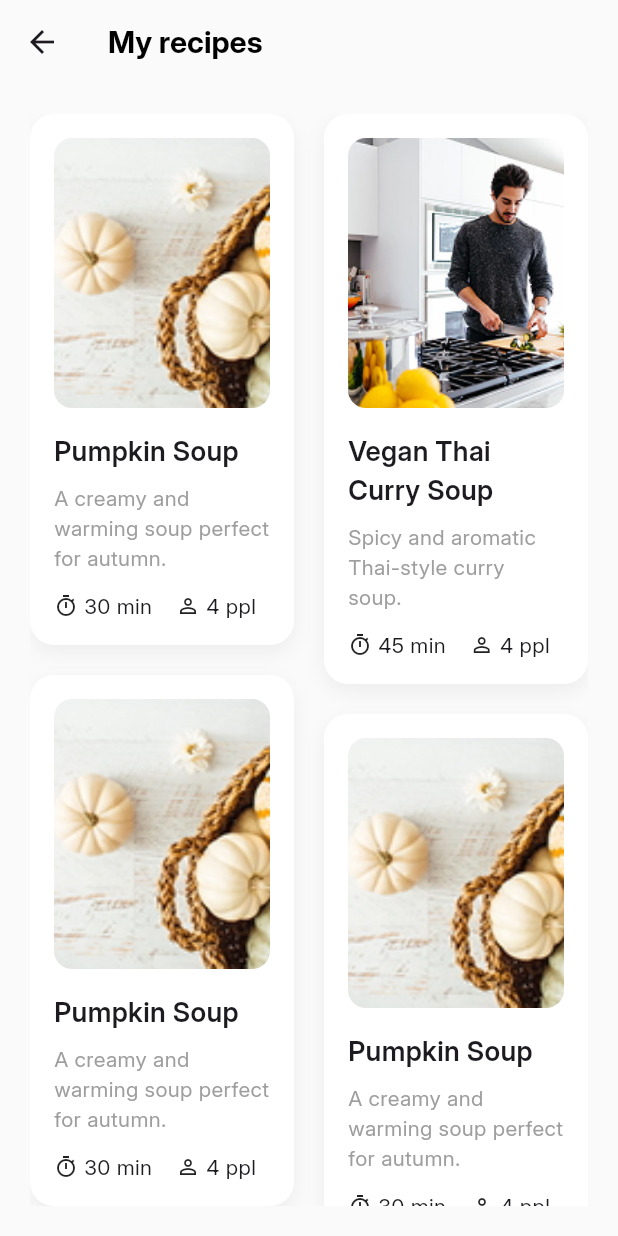
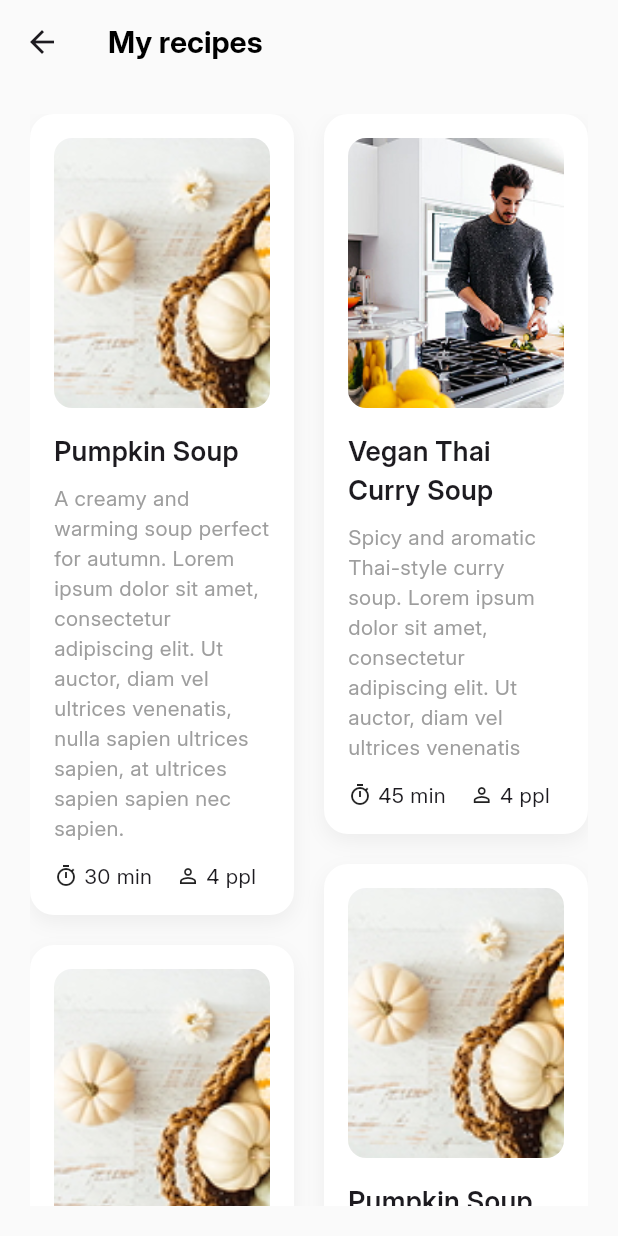
Before and after one commit to rsanjuan87/MobileCookingApp, a Flutter app: the RecipesListScreen screen opened directly, on a phone screen of 412 x 824 dp. Run offline on Flutter 3.47's test engine with Material 3 defaults, Android fonts, the phone set to English and light mode, and no system bars.

Commit message:
added some text to items to raise strateged list

```diff
--- a/lib/screens/recipes_list_screen.dart
+++ b/lib/screens/recipes_list_screen.dart
@@ -47,14 +47,14 @@ class RecipesListScreen extends StatelessWidget {
     _Recipe(
       imagePath: 'assets/images/pumpkin_soup.jpg',
       title: 'Pumpkin Soup',
-      description: 'A creamy and warming soup perfect for autumn.',
+      description: 'A creamy and warming soup perfect for autumn. Lorem ipsum dolor sit amet, consectetur adipiscing elit. Ut auctor, diam vel ultrices venenatis, nulla sapien ultrices sapien, at ultrices sapien sapien nec sapien.',
       duration: 30,
       servings: 4,
     ),
     _Recipe(
       imagePath: 'assets/images/curry_soup.jpg',
       title: 'Vegan Thai Curry Soup',
-      description: 'Spicy and aromatic Thai-style curry soup.',
+      description: 'Spicy and aromatic Thai-style curry soup. Lorem ipsum dolor sit amet, consectetur adipiscing elit. Ut auctor, diam vel ultrices venenatis' ,
       duration: 45,
       servings: 4,
     ),
@@ -81,7 +81,7 @@ class RecipesListScreen extends StatelessWidget {
     _Recipe(
       imagePath: 'assets/images/curry_soup.jpg',
       title: 'Vegan Thai Curry Soup',
-      description: 'Spicy and aromatic Thai-style curry soup.',
+      description: 'Spicy and aromatic Thai-style curry soup. Lorem ipsum dolor sit amet, consectetur ',
       duration: 45,
       servings: 4,
     ),
```
